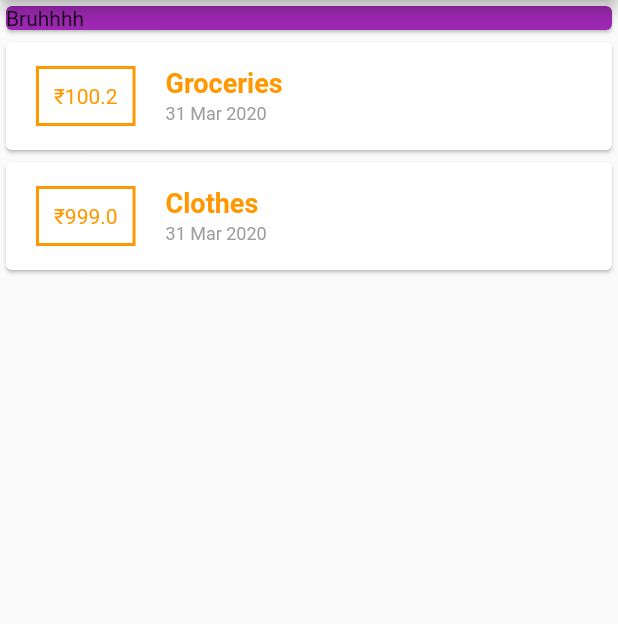
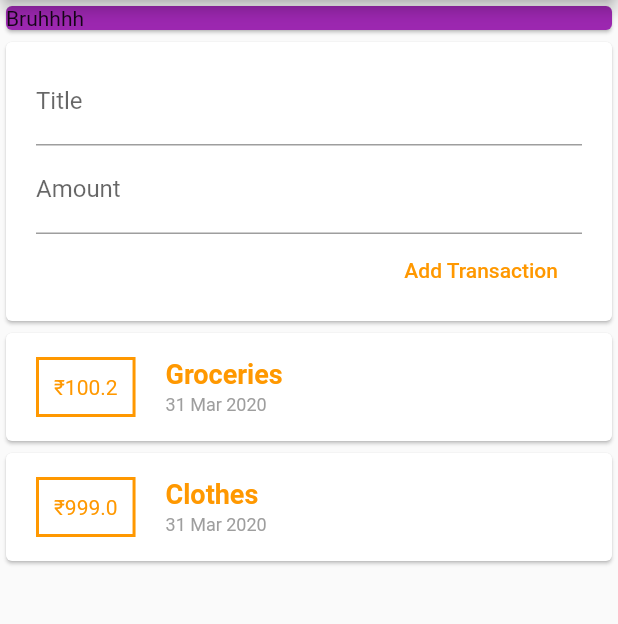
Before and after one commit to shubhamzanwar/learn-flutter, a Flutter app: the screen it shows after launch, on a phone screen of 412 x 824 dp, the part 84-708 px from its top. Run offline on Flutter 3.47's test engine with Material 2 defaults, Android fonts, the phone set to English and light mode, and no system bars.

Commit message:
adding transaction input form

```diff
--- a/lib/app.dart
+++ b/lib/app.dart
@@ -2,6 +2,7 @@ import 'package:flutter/material.dart';
 
 import './models/transaction.dart';
 import './widgets/transaction.dart';
+import './widgets/transactionInputForm.dart';
 
 class App extends StatelessWidget {
   final List<TransactionModel> transactions = [
@@ -33,6 +34,7 @@ class App extends StatelessWidget {
             ),
           ),
         ),
+        TransactionInputForm(),
         Column(
           children: transactions
               .map(
--- /dev/null
+++ b/lib/widgets/transactionInputForm.dart
@@ -0,0 +1,49 @@
+import 'package:flutter/material.dart';
+
+class TransactionInputForm extends StatelessWidget {
+  final titleController = TextEditingController();
+  final amountController = TextEditingController();
+
+  void submitForm() {
+    print(titleController.text);
+    print(amountController.text);
+  }
+
+  @override
+  Widget build(BuildContext context) {
+    return Card(
+      child: Container(
+        margin: EdgeInsets.symmetric(
+          vertical: 10,
+          horizontal: 20,
+        ),
+        child: Column(
+          crossAxisAlignment: CrossAxisAlignment.end,
+          children: [
+            TextField(
+              decoration: InputDecoration(
+                labelText: 'Title',
+              ),
+              controller: titleController,
+            ),
+            TextField(
+                decoration: InputDecoration(
+                  labelText: 'Amount',
+                ),
+                controller: amountController),
+            FlatButton(
+              onPressed: submitForm,
+              child: Text(
+                'Add Transaction',
+                textDirection: TextDirection.ltr,
+                style: TextStyle(
+                  color: Colors.orange,
+                ),
+              ),
+            )
+          ],
+        ),
+      ),
+    );
+  }
+}
```
